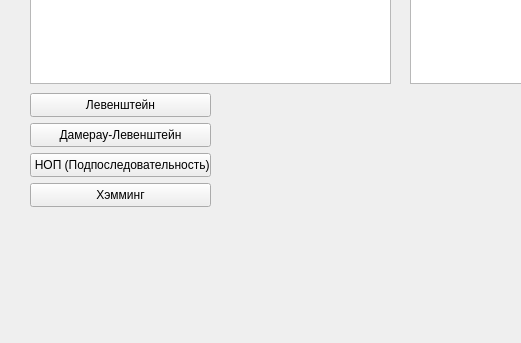
Above: mainwindow.ui from eleonoraSt/StringMetrics before the change; both pictures show x 0 to 521 and y 257 to 600 of the 800 by 600 pixel window. Below: the same form after it.
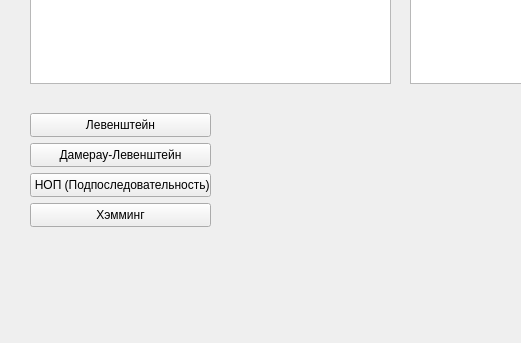
That is the form after the change.

Commit message: Hamming error handling

What changed in the file:
```diff
--- a/mainwindow.ui
+++ b/mainwindow.ui
@@ -38,7 +38,7 @@
     <property name="geometry">
      <rect>
       <x>30</x>
-      <y>350</y>
+      <y>370</y>
       <width>181</width>
       <height>24</height>
      </rect>
@@ -51,7 +51,7 @@
     <property name="geometry">
      <rect>
       <x>30</x>
-      <y>380</y>
+      <y>400</y>
       <width>181</width>
       <height>24</height>
      </rect>
@@ -64,7 +64,7 @@
     <property name="geometry">
      <rect>
       <x>30</x>
-      <y>410</y>
+      <y>430</y>
       <width>181</width>
       <height>24</height>
      </rect>
@@ -77,7 +77,7 @@
     <property name="geometry">
      <rect>
       <x>30</x>
-      <y>440</y>
+      <y>460</y>
       <width>181</width>
       <height>24</height>
      </rect>
@@ -90,7 +90,7 @@
     <property name="geometry">
      <rect>
       <x>220</x>
-      <y>350</y>
+      <y>370</y>
       <width>49</width>
       <height>21</height>
      </rect>
@@ -103,7 +103,7 @@
     <property name="geometry">
      <rect>
       <x>220</x>
-      <y>380</y>
+      <y>400</y>
       <width>49</width>
       <height>21</height>
      </rect>
@@ -116,7 +116,7 @@
     <property name="geometry">
      <rect>
       <x>220</x>
-      <y>410</y>
+      <y>430</y>
       <width>49</width>
       <height>21</height>
      </rect>
@@ -129,7 +129,7 @@
     <property name="geometry">
      <rect>
       <x>220</x>
-      <y>440</y>
+      <y>460</y>
       <width>49</width>
       <height>21</height>
      </rect>
@@ -138,6 +138,19 @@
      <string/>
     </property>
    </widget>
+   <widget class="QLabel" name="ErrorMsg">
+    <property name="geometry">
+     <rect>
+      <x>30</x>
+      <y>350</y>
+      <width>361</width>
+      <height>16</height>
+     </rect>
+    </property>
+    <property name="text">
+     <string/>
+    </property>
+   </widget>
   </widget>
   <widget class="QMenuBar" name="menubar">
    <property name="geometry">
```
The commit also changes 1 other file.
